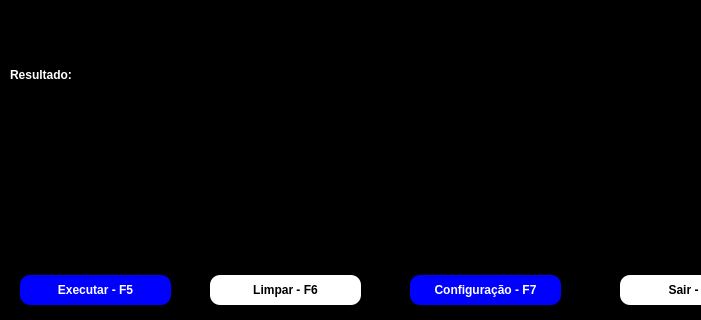
First picture: the form in UI/MainWindow.ui, repository WeldercrisRibeiro/SQLTools, before the edit; both pictures show x 0 to 701 and y 165 to 485 of the 800 by 485 pixel window.
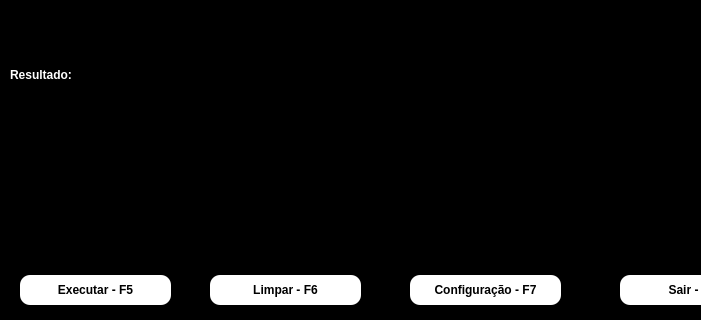
Second picture: the form after the edit. Icons and pictures are not drawn.

Patch:
```diff
--- a/UI/MainWindow.ui
+++ b/UI/MainWindow.ui
@@ -125,12 +125,11 @@
      </size>
     </property>
     <property name="styleSheet">
-     <string notr="true">background-color: blue; 
-color: white;
+     <string notr="true">background-color: white;
+color: black;
 text-transform: uppercase;
 font-weight: bold;
-border-radius: 10px
-</string>
+border-radius: 10px</string>
     </property>
     <property name="text">
      <string>Configuração - F7</string>
@@ -152,8 +151,8 @@
      </size>
     </property>
     <property name="styleSheet">
-     <string notr="true">background-color: blue;
-color: white;
+     <string notr="true">background-color: white;
+color: black;
 text-transform: uppercase;
 font-weight: bold;
 border-radius: 10px</string>
```
